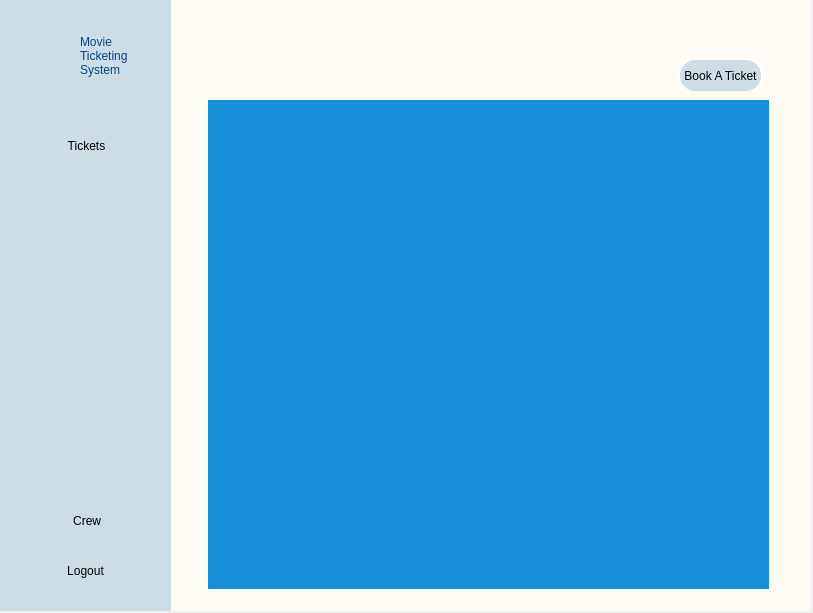
Old version of the form Ui_Files/crew_view.ui in the repository edejeed/Movie-Ticketing.
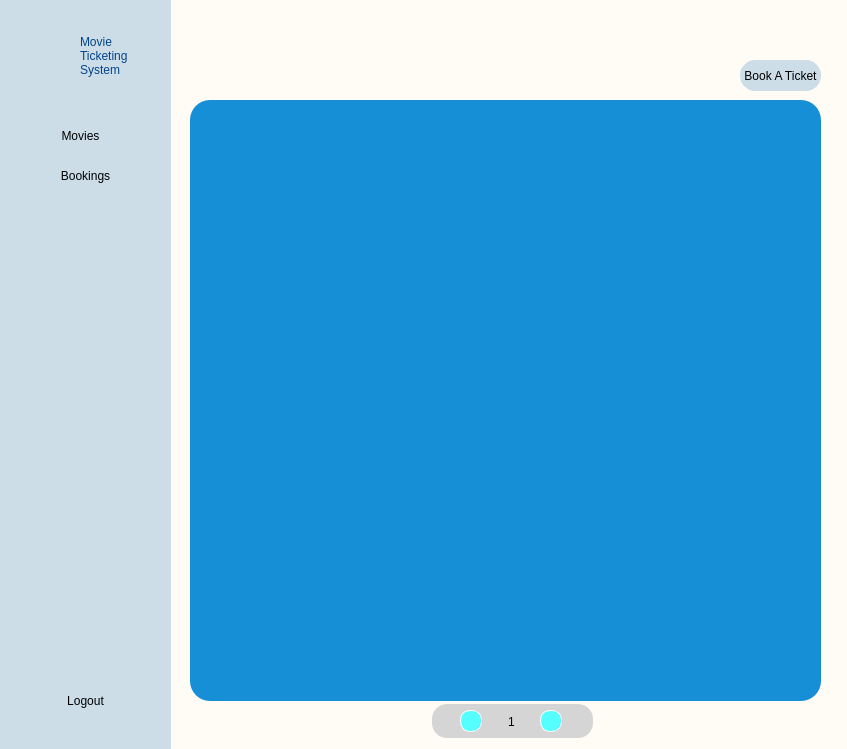
New version of the form. The open tabs and pages were chosen to show the change. Icons and pictures are not drawn.

Commit message: connect main.py to crew view

The edit to the form file:
```diff
--- a/Ui_Files/crew_view.ui
+++ b/Ui_Files/crew_view.ui
@@ -6,8 +6,8 @@
    <rect>
     <x>0</x>
     <y>0</y>
-    <width>813</width>
-    <height>613</height>
+    <width>847</width>
+    <height>749</height>
    </rect>
   </property>
   <property name="windowTitle">
@@ -20,7 +20,7 @@
       <x>0</x>
       <y>0</y>
       <width>171</width>
-      <height>611</height>
+      <height>751</height>
      </rect>
     </property>
     <property name="styleSheet">
@@ -81,63 +81,11 @@
       <bool>true</bool>
      </property>
     </widget>
-    <widget class="QPushButton" name="ticketsButton">
-     <property name="geometry">
-      <rect>
-       <x>21</x>
-       <y>130</y>
-       <width>131</width>
-       <height>31</height>
-      </rect>
-     </property>
-     <property name="text">
-      <string>Tickets</string>
-     </property>
-     <property name="icon">
-      <iconset>
-       <normaloff>../img/tickets.png</normaloff>../img/tickets.png</iconset>
-     </property>
-     <property name="iconSize">
-      <size>
-       <width>40</width>
-       <height>40</height>
-      </size>
-     </property>
-     <property name="flat">
-      <bool>true</bool>
-     </property>
-    </widget>
-    <widget class="QPushButton" name="crewButton">
-     <property name="geometry">
-      <rect>
-       <x>30</x>
-       <y>500</y>
-       <width>111</width>
-       <height>41</height>
-      </rect>
-     </property>
-     <property name="text">
-      <string> Crew</string>
-     </property>
-     <property name="icon">
-      <iconset>
-       <normaloff>../img/crew.png</normaloff>../img/crew.png</iconset>
-     </property>
-     <property name="iconSize">
-      <size>
-       <width>40</width>
-       <height>40</height>
-      </size>
-     </property>
-     <property name="flat">
-      <bool>true</bool>
-     </property>
-    </widget>
     <widget class="QPushButton" name="logoutButton">
      <property name="geometry">
       <rect>
        <x>20</x>
-       <y>550</y>
+       <y>680</y>
        <width>131</width>
        <height>41</height>
       </rect>
@@ -159,14 +107,66 @@
       <bool>true</bool>
      </property>
     </widget>
+    <widget class="QPushButton" name="movieButton">
+     <property name="geometry">
+      <rect>
+       <x>15</x>
+       <y>120</y>
+       <width>131</width>
+       <height>31</height>
+      </rect>
+     </property>
+     <property name="text">
+      <string>Movies</string>
+     </property>
+     <property name="icon">
+      <iconset>
+       <normaloff>../img/movies.png</normaloff>../img/movies.png</iconset>
+     </property>
+     <property name="iconSize">
+      <size>
+       <width>40</width>
+       <height>40</height>
+      </size>
+     </property>
+     <property name="flat">
+      <bool>true</bool>
+     </property>
+    </widget>
+    <widget class="QPushButton" name="movieButton_2">
+     <property name="geometry">
+      <rect>
+       <x>20</x>
+       <y>160</y>
+       <width>131</width>
+       <height>31</height>
+      </rect>
+     </property>
+     <property name="text">
+      <string>Bookings</string>
+     </property>
+     <property name="icon">
+      <iconset>
+       <normaloff>../img/tickets.png</normaloff>../img/tickets.png</iconset>
+     </property>
+     <property name="iconSize">
+      <size>
+       <width>40</width>
+       <height>40</height>
+      </size>
+     </property>
+     <property name="flat">
+      <bool>true</bool>
+     </property>
+    </widget>
    </widget>
    <widget class="QWidget" name="mainBG" native="true">
     <property name="geometry">
      <rect>
       <x>160</x>
       <y>0</y>
-      <width>651</width>
-      <height>611</height>
+      <width>731</width>
+      <height>751</height>
      </rect>
     </property>
     <property name="styleSheet">
@@ -177,37 +177,53 @@
 
 </string>
     </property>
-    <widget class="QLabel" name="label">
+    <widget class="QPushButton" name="bookTicket">
      <property name="geometry">
       <rect>
-       <x>50</x>
-       <y>-10</y>
-       <width>271</width>
-       <height>141</height>
+       <x>580</x>
+       <y>60</y>
+       <width>81</width>
+       <height>31</height>
       </rect>
      </property>
+     <property name="styleSheet">
+      <string notr="true">#bookTicket{
+background-color: #ccdde8;
+border: 1px solid #ccdde8;
+border-radius: 15px;
+}
+
+#bookTicket:hover{
+border: 1px solid black;
+}</string>
+     </property>
      <property name="text">
-      <string/>
+      <string>Book A Ticket</string>
      </property>
-     <property name="pixmap">
-      <pixmap>../img/books.png</pixmap>
+     <property name="iconSize">
+      <size>
+       <width>30</width>
+       <height>30</height>
+      </size>
      </property>
-     <property name="scaledContents">
+     <property name="flat">
       <bool>true</bool>
      </property>
     </widget>
     <widget class="QStackedWidget" name="stackedWidget">
      <property name="geometry">
       <rect>
-       <x>48</x>
+       <x>30</x>
        <y>100</y>
-       <width>561</width>
-       <height>489</height>
+       <width>631</width>
+       <height>601</height>
       </rect>
      </property>
      <property name="styleSheet">
       <string notr="true">#stackedWidget{
 background-color: #178fd6;
+border: 1px white;
+border-radius: 20px;
 }</string>
      </property>
      <property name="currentIndex">
@@ -219,16 +235,16 @@
         <rect>
          <x>0</x>
          <y>0</y>
-         <width>561</width>
-         <height>491</height>
+         <width>631</width>
+         <height>601</height>
         </rect>
        </property>
        <layout class="QGridLayout" name="gridLayout">
         <property name="leftMargin">
-         <number>0</number>
+         <number>50</number>
         </property>
         <property name="topMargin">
-         <number>0</number>
+         <number>25</number>
         </property>
         <property name="verticalSpacing">
          <number>0</number>
@@ -236,127 +252,115 @@
        </layout>
       </widget>
      </widget>
-     <widget class="QWidget" name="page_2">
-      <widget class="QWidget" name="gridLayoutWidget_2">
-       <property name="geometry">
-        <rect>
-         <x>0</x>
-         <y>0</y>
-         <width>561</width>
-         <height>491</height>
-        </rect>
-       </property>
-       <layout class="QGridLayout" name="gridLayout_2">
-        <property name="leftMargin">
-         <number>0</number>
-        </property>
-        <property name="topMargin">
-         <number>0</number>
-        </property>
-        <property name="verticalSpacing">
-         <number>0</number>
-        </property>
-       </layout>
-      </widget>
-     </widget>
-     <widget class="QWidget" name="page_3">
-      <widget class="QWidget" name="gridLayoutWidget_3">
-       <property name="geometry">
-        <rect>
-         <x>0</x>
-         <y>0</y>
-         <width>561</width>
-         <height>491</height>
-        </rect>
-       </property>
-       <layout class="QGridLayout" name="gridLayout_3">
-        <property name="leftMargin">
-         <number>0</number>
-        </property>
-        <property name="topMargin">
-         <number>0</number>
-        </property>
-        <property name="verticalSpacing">
-         <number>0</number>
-        </property>
-       </layout>
-      </widget>
-     </widget>
+     <widget class="QWidget" name="page_2"/>
+     <widget class="QWidget" name="page_3"/>
     </widget>
-    <widget class="QPushButton" name="prevButton">
+    <widget class="QPushButton" name="back">
      <property name="geometry">
       <rect>
-       <x>17</x>
-       <y>360</y>
-       <width>31</width>
-       <height>31</height>
+       <x>300</x>
+       <y>710</y>
+       <width>22</width>
+       <height>22</height>
       </rect>
      </property>
+     <property name="cursor">
+      <cursorShape>PointingHandCursor</cursorShape>
+     </property>
+     <property name="styleSheet">
+      <string notr="true">#back{
+background-color: rgb(85, 255, 255);
+border: 1px solid white;
+border-radius: 10px;
+}
+#back:hover{
+background-color: white;
+border: 1px solid white;
+border-radius: 10px;
+}</string>
+     </property>
      <property name="text">
       <string/>
      </property>
      <property name="icon">
       <iconset>
-       <normaloff>../../../Desktop/MOVIE TICKETING SYSTEM/img/prev.png</normaloff>../../../Desktop/MOVIE TICKETING SYSTEM/img/prev.png</iconset>
+       <normaloff>../img/prev.png</normaloff>../img/prev.png</iconset>
      </property>
      <property name="iconSize">
       <size>
-       <width>35</width>
-       <height>35</height>
+       <width>30</width>
+       <height>30</height>
       </size>
      </property>
      <property name="flat">
-      <bool>true</bool>
+      <bool>false</bool>
      </property>
     </widget>
-    <widget class="QPushButton" name="nextButton">
+    <widget class="QLabel" name="page_4">
      <property name="geometry">
       <rect>
-       <x>610</x>
-       <y>360</y>
-       <width>31</width>
-       <height>31</height>
+       <x>328</x>
+       <y>715</y>
+       <width>47</width>
+       <height>13</height>
       </rect>
      </property>
+     <property name="styleSheet">
+      <string notr="true">font: 75 12pt &quot;Century Gothic&quot;;</string>
+     </property>
      <property name="text">
-      <string/>
+      <string>1</string>
      </property>
-     <property name="icon">
-      <iconset>
-       <normaloff>../../../Desktop/MOVIE TICKETING SYSTEM/img/next.png</normaloff>../../../Desktop/MOVIE TICKETING SYSTEM/img/next.png</iconset>
+     <property name="alignment">
+      <set>Qt::AlignCenter</set>
      </property>
-     <property name="iconSize">
-      <size>
-       <width>35</width>
-       <height>35</height>
-      </size>
-     </property>
-     <property name="flat">
-      <bool>true</bool>
-     </property>
     </widget>
-    <widget class="QPushButton" name="bookTicket">
+    <widget class="QWidget" name="rect" native="true">
      <property name="geometry">
       <rect>
-       <x>520</x>
-       <y>60</y>
-       <width>81</width>
-       <height>31</height>
+       <x>272</x>
+       <y>704</y>
+       <width>161</width>
+       <height>34</height>
       </rect>
      </property>
      <property name="styleSheet">
-      <string notr="true">#bookTicket{
-background-color: #ccdde8;
-border: 1px solid #ccdde8;
+      <string notr="true">#rect {
+background-color: rgb(213, 213, 213);
 border-radius: 15px;
+}</string>
+     </property>
+    </widget>
+    <widget class="QPushButton" name="next">
+     <property name="geometry">
+      <rect>
+       <x>380</x>
+       <y>710</y>
+       <width>22</width>
+       <height>22</height>
+      </rect>
+     </property>
+     <property name="cursor">
+      <cursorShape>PointingHandCursor</cursorShape>
+     </property>
+     <property name="styleSheet">
+      <string notr="true">#next{
+background-color: rgb(85, 255, 255);
+border: 1px solid white;
+border-radius: 10px;
 }
-
-#bookTicket:hover{
-border: 1px solid black;
+#next:hover{
+background-color: white;
+border: 1px solid white;
+border-radius: 10px;
 }</string>
      </property>
      <property name="text">
-      <string>Book A Ticket</string>
+      <string/>
+     </property>
+     <property name="icon">
+      <iconset>
+       <normaloff>../img/next.png</normaloff>../img/next.png</iconset>
      </property>
      <property name="iconSize">
       <size>
@@ -368,6 +372,32 @@
       <bool>true</bool>
      </property>
     </widget>
+    <widget class="QLabel" name="label_2">
+     <property name="geometry">
+      <rect>
+       <x>40</x>
+       <y>10</y>
+       <width>241</width>
+       <height>81</height>
+      </rect>
+     </property>
+     <property name="text">
+      <string/>
+     </property>
+     <property name="pixmap">
+      <pixmap>../img/moviesHeader.png</pixmap>
+     </property>
+     <property name="scaledContents">
+      <bool>true</bool>
+     </property>
+    </widget>
+    <zorder>rect</zorder>
+    <zorder>bookTicket</zorder>
+    <zorder>stackedWidget</zorder>
+    <zorder>back</zorder>
+    <zorder>page_4</zorder>
+    <zorder>next</zorder>
+    <zorder>label_2</zorder>
    </widget>
    <zorder>mainBG</zorder>
    <zorder>navigationBG</zorder>
```
The commit also changes 6 other files.
